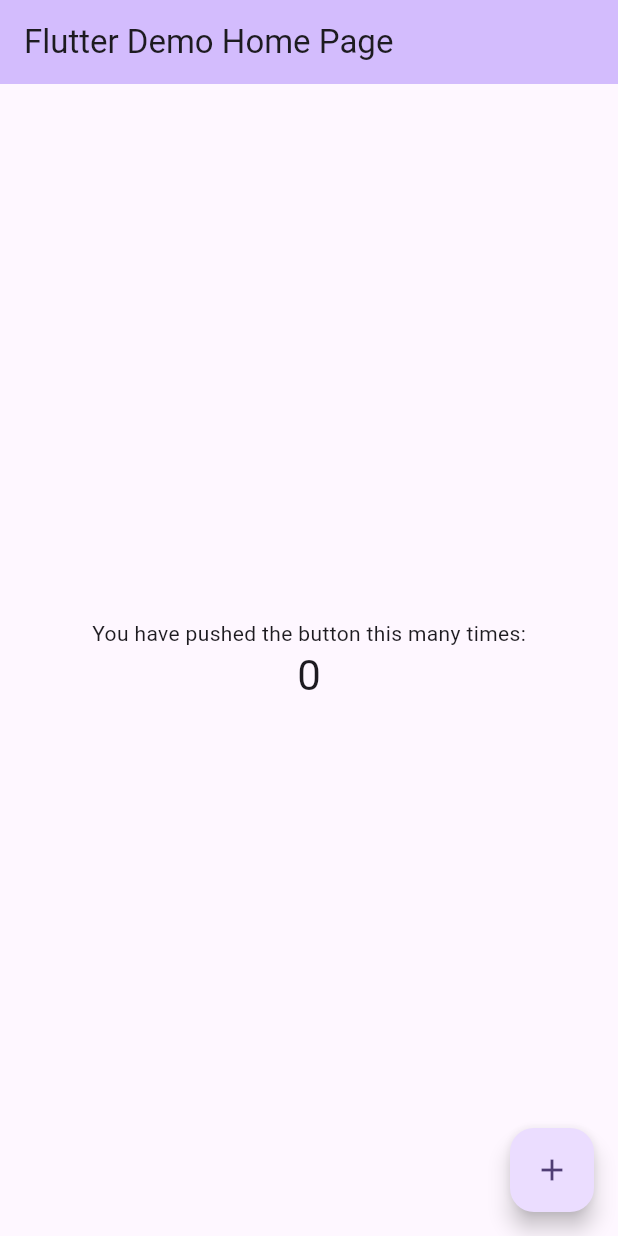
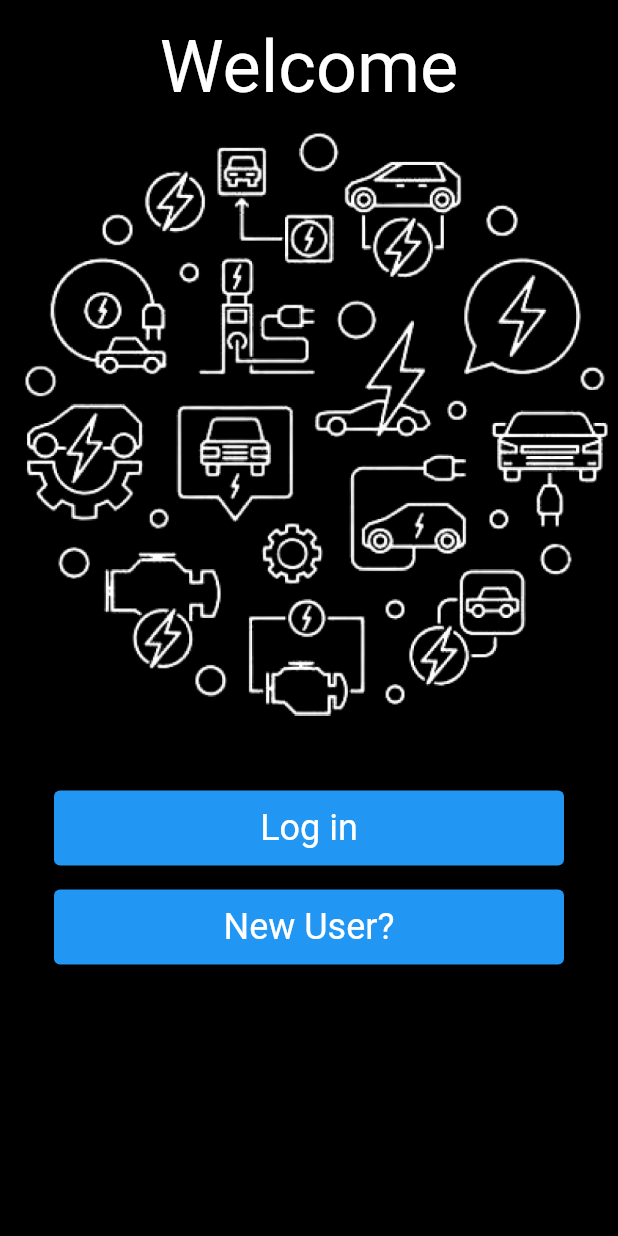
Before and after one commit to ayushmittal-1/pinchworker, a Flutter app: the screen it shows after launch, on a phone screen of 412 x 824 dp. Run offline on Flutter 3.47's test engine with Material 2 defaults, Android fonts, the phone set to English and light mode, and no system bars; Roboto replaces fonts that are missing (Exo 2).

Commit message:
Login and Registration

```diff
--- a/lib/main.dart
+++ b/lib/main.dart
@@ -1,125 +1,20 @@
+import 'package:easy_vahan/screens/landing.dart';
 import 'package:flutter/material.dart';
 
 void main() {
-  runApp(const MyApp());
+  runApp(const EasyVahan());
 }
 
-class MyApp extends StatelessWidget {
-  const MyApp({super.key});
+class EasyVahan extends StatelessWidget {
+  const EasyVahan({super.key});
 
-  // This widget is the root of your application.
   @override
   Widget build(BuildContext context) {
     return MaterialApp(
-      title: 'Flutter Demo',
-      theme: ThemeData(
-        // This is the theme of your application.
-        //
-        // TRY THIS: Try running your application with "flutter run". You'll see
-        // the application has a blue toolbar. Then, without quitting the app,
-        // try changing the seedColor in the colorScheme below to Colors.green
-        // and then invoke "hot reload" (save your changes or press the "hot
-        // reload" button in a Flutter-supported IDE, or press "r" if you used
-        // the command line to start the app).
-        //
-        // Notice that the counter didn't reset back to zero; the application
-        // state is not lost during the reload. To reset the state, use hot
-        // restart instead.
-        //
-        // This works for code too, not just values: Most code changes can be
-        // tested with just a hot reload.
-        colorScheme: ColorScheme.fromSeed(seedColor: Colors.deepPurple),
-        useMaterial3: true,
+      home: Scaffold(
+        body: Landing(),
       ),
-      home: const MyHomePage(title: 'Flutter Demo Home Page'),
+      debugShowCheckedModeBanner: false,
     );
   }
 }
-
-class MyHomePage extends StatefulWidget {
-  const MyHomePage({super.key, required this.title});
-
-  // This widget is the home page of your application. It is stateful, meaning
-  // that it has a State object (defined below) that contains fields that affect
-  // how it looks.
-
-  // This class is the configuration for the state. It holds the values (in this
-  // case the title) provided by the parent (in this case the App widget) and
-  // used by the build method of the State. Fields in a Widget subclass are
-  // always marked "final".
-
-  final String title;
-
-  @override
-  State<MyHomePage> createState() => _MyHomePageState();
-}
-
-class _MyHomePageState extends State<MyHomePage> {
-  int _counter = 0;
-
-  void _incrementCounter() {
-    setState(() {
-      // This call to setState tells the Flutter framework that something has
-      // changed in this State, which causes it to rerun the build method below
-      // so that the display can reflect the updated values. If we changed
-      // _counter without calling setState(), then the build method would not be
-      // called again, and so nothing would appear to happen.
-      _counter++;
-    });
-  }
-
-  @override
-  Widget build(BuildContext context) {
-    // This method is rerun every time setState is called, for instance as done
-    // by the _incrementCounter method above.
-    //
-    // The Flutter framework has been optimized to make rerunning build methods
-    // fast, so that you can just rebuild anything that needs updating rather
-    // than having to individually change instances of widgets.
-    return Scaffold(
-      appBar: AppBar(
-        // TRY THIS: Try changing the color here to a specific color (to
-        // Colors.amber, perhaps?) and trigger a hot reload to see the AppBar
-        // change color while the other colors stay the same.
-        backgroundColor: Theme.of(context).colorScheme.inversePrimary,
-        // Here we take the value from the MyHomePage object that was created by
-        // the App.build method, and use it to set our appbar title.
-        title: Text(widget.title),
-      ),
-      body: Center(
-        // Center is a layout widget. It takes a single child and positions it
-        // in the middle of the parent.
-        child: Column(
-          // Column is also a layout widget. It takes a list of children and
-          // arranges them vertically. By default, it sizes itself to fit its
-          // children horizontally, and tries to be as tall as its parent.
-          //
-          // Column has various properties to control how it sizes itself and
-          // how it positions its children. Here we use mainAxisAlignment to
-          // center the children vertically; the main axis here is the vertical
-          // axis because Columns are vertical (the cross axis would be
-          // horizontal).
-          //
-          // TRY THIS: Invoke "debug painting" (choose the "Toggle Debug Paint"
-          // action in the IDE, or press "p" in the console), to see the
-          // wireframe for each widget.
-          mainAxisAlignment: MainAxisAlignment.center,
-          children: <Widget>[
-            const Text(
-              'You have pushed the button this many times:',
-            ),
-            Text(
-              '$_counter',
-              style: Theme.of(context).textTheme.headlineMedium,
-            ),
-          ],
-        ),
-      ),
-      floatingActionButton: FloatingActionButton(
-        onPressed: _incrementCounter,
-        tooltip: 'Increment',
-        child: const Icon(Icons.add),
-      ), // This trailing comma makes auto-formatting nicer for build methods.
-    );
-  }
-}
--- /dev/null
+++ b/lib/screens/landing.dart
@@ -0,0 +1,90 @@
+import 'package:easy_vahan/screens/login_page.dart';
+import 'package:easy_vahan/screens/register_page.dart';
+import 'package:flutter/material.dart';
+
+class Landing extends StatelessWidget {
+  const Landing({Key? key}) : super(key: key);
+
+  @override
+  Widget build(BuildContext context) {
+    return SafeArea(
+      child: Scaffold(
+        backgroundColor: Colors.black,
+        body: Padding(
+          padding: const EdgeInsets.all(16.0),
+          child: SingleChildScrollView(
+            child: Column(
+              children: [
+                Row(
+                  mainAxisAlignment: MainAxisAlignment.center,
+                  children: [
+                    Text('Welcome',style: TextStyle(fontSize: 48,color: Colors.white),),
+                  ],
+                ),
+                SizedBox(height: 16,),
+                Row(mainAxisAlignment: MainAxisAlignment.center,
+                  children: [
+                  Container(
+                    width: 390,
+                    height: 389,
+                    decoration: BoxDecoration(
+                      image: DecorationImage(
+                        image: AssetImage("assets/images/login/cover.png"),
+                        fit: BoxFit.fill,
+                      ),
+                    ),
+                  )
+
+                ],),
+                SizedBox(height: 50,),
+                Row(
+                  mainAxisAlignment: MainAxisAlignment.center,
+                  children: [
+                    Container(
+                      height: 50,
+                        width: 340,
+                        child: ElevatedButton(onPressed: (){ Navigator.push(context,
+                            MaterialPageRoute(builder: (context) {return LoginPage();},));}, child: Text(
+                          'Log in',
+                          textAlign: TextAlign.center,
+                          style: TextStyle(
+                            color: Colors.white,
+                            fontSize: 24,
+                            fontFamily: 'Exo 2',
+                            fontWeight: FontWeight.w400,
+                          ),
+                        ),))
+                  ],
+                ),
+                SizedBox(height: 16,),
+                Row(
+                  mainAxisAlignment: MainAxisAlignment.center,
+                  children: [
+                    Container(
+                        height: 50,
+                        width: 340,
+                        decoration: BoxDecoration(
+                          color: Colors.black
+                        ),
+                        child: ElevatedButton(onPressed: (){ Navigator.push(context,
+                            MaterialPageRoute(builder: (context) {return RegisterPage();},));}, child: Text(
+                          'New User?',
+                          textAlign: TextAlign.center,
+                          style: TextStyle(
+                            color: Colors.white,
+                            fontSize: 24,
+                            fontFamily: 'Exo 2',
+                            fontWeight: FontWeight.w400,
+                          ),
+                        ),))
+                  ],
+                ),
+
+              ],
+            ),
+          ),
+        ),
+      ),
+    );
+  }
+}
```
Also changed, not shown: lib/components/my_button.dart (added, +32 -0 lines), lib/components/my_textfield.dart (added, +36 -0 lines), lib/components/square_tile.dart (added, +25 -0 lines), lib/screens/login_page.dart (added, +164 -0 lines), lib/screens/register_page.dart (added, +152 -0 lines), pubspec.yaml (+5 -7 lines), assets/images/login/Apple.png (added), assets/images/login/Google.png (added), assets/images/login/cover.png (added).
